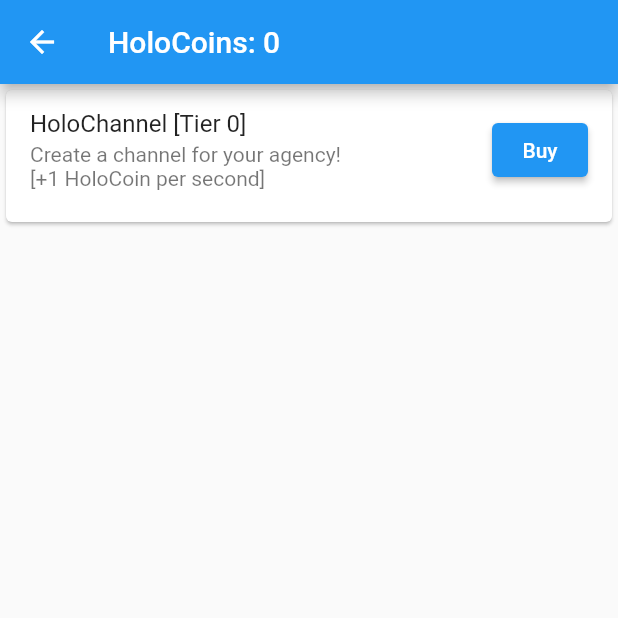
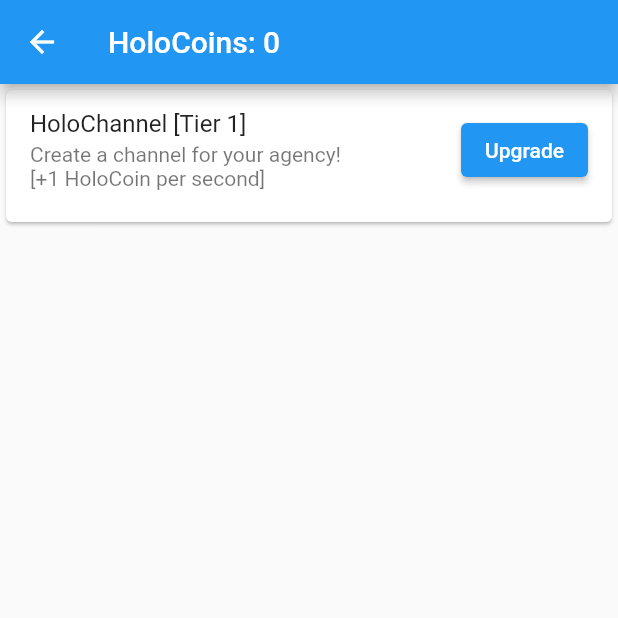
Before and after one commit to GlitchAmbush/mobile_proj, a Flutter app: the ShopPage screen opened directly, after a tap on "Buy", on a phone screen of 412 x 824 dp, the top half of it. Run offline on Flutter 3.47's test engine with Material 2 defaults, Android fonts, the light colour scheme and no system bars; our stand-ins replace shared_preferences; missing offline and left inert: dart_random_choice; accounts and stored records are empty.

Commit message:
Issue #10 closed. increaseTier now functions.

```diff
--- a/lib/screens/shop_page.dart
+++ b/lib/screens/shop_page.dart
@@ -12,9 +12,9 @@ class ShopPage extends StatefulWidget {
 class _ShopPageState extends State<ShopPage> {
   // final ScrollController _firstController = ScrollController();
 
-  void increaseTier(tier) {
+  void increaseTier(object, tierVal) {
     setState(() {
-      tier = tier + 1;
+      object.tier = tierVal + 1;
     });
   }
 
@@ -52,7 +52,8 @@ class _ShopPageState extends State<ShopPage> {
                   "${upgrade.channel.upgradeName} [Tier ${upgrade.channel.upgradeTier}]"),
               subtitle: Text(upgrade.channel.upgradeDesc),
               trailing: ElevatedButton(
-                  onPressed: () => increaseTier(upgrade.channel.tier),
+                  onPressed: () =>
+                      increaseTier(upgrade.channel, upgrade.channel.tier),
                   child: Text(setButtonState(upgrade.channel.upgradeTier, 3))),
               isThreeLine: true,
             ),
```
